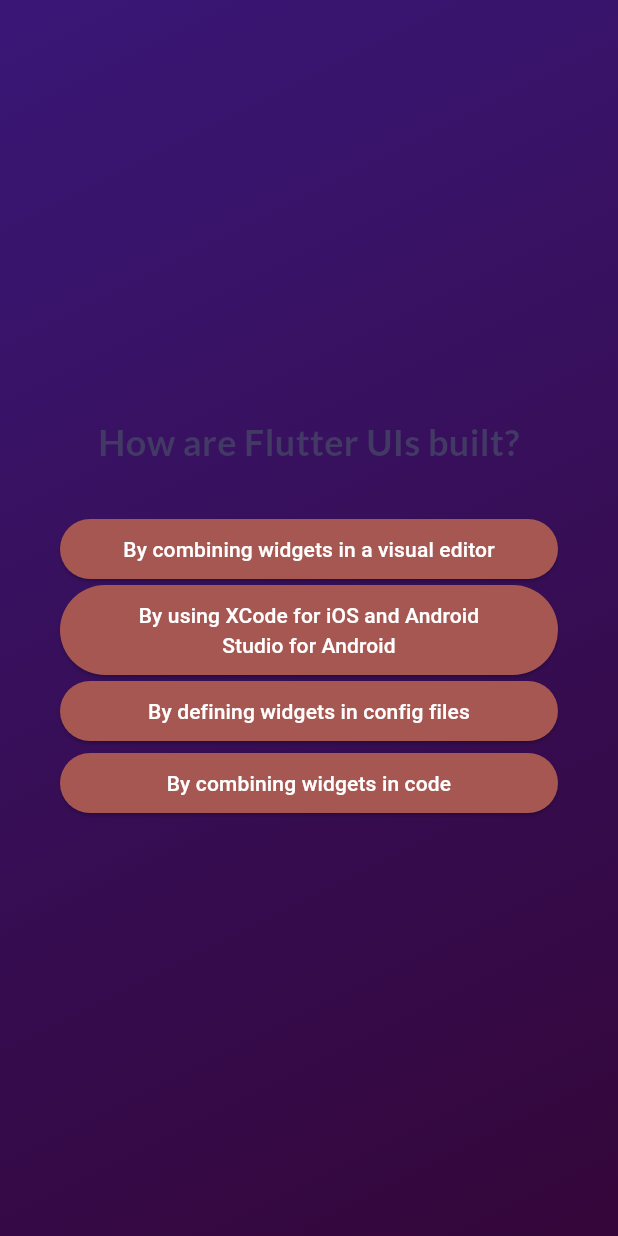
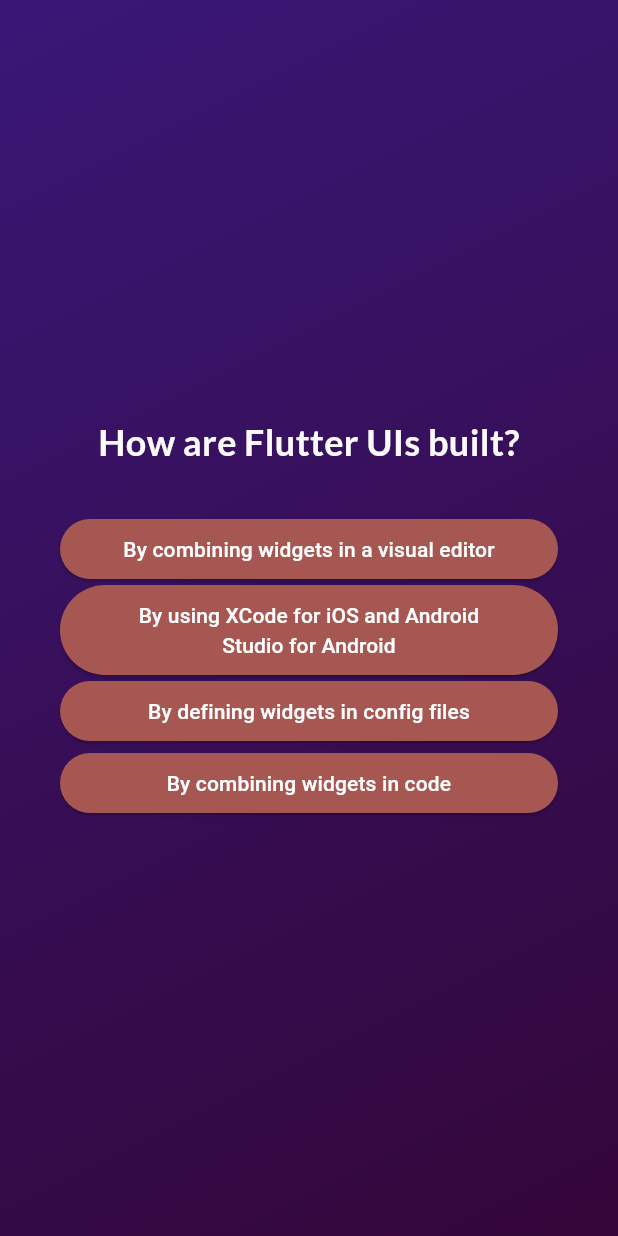
Before and after one commit to CodeCraftersgcuf/Flutter, a Flutter app: the screen it shows after launch, after a tap on "Start Quiz", after a tap on "Components", on a phone screen of 412 x 824 dp. Run offline on Flutter 3.47's test engine with Material 3 defaults, Android fonts, the phone set to English and light mode, and no system bars; our stand-ins replace google_fonts.

Commit message:
Added the result screen. functionality still left.

```diff
--- a/quiz_app/lib/questions_screen.dart
+++ b/quiz_app/lib/questions_screen.dart
@@ -4,7 +4,9 @@ import 'package:first_app/data/questions.dart';
 import 'package:google_fonts/google_fonts.dart';
 
 class QuestionsScreen extends StatefulWidget {
-  const QuestionsScreen({super.key});
+  const QuestionsScreen({super.key, required this.onSelectAnswer});
+
+  final void Function(String answer) onSelectAnswer;
 
   @override
   State<QuestionsScreen> createState() {
@@ -15,7 +17,8 @@ class QuestionsScreen extends StatefulWidget {
 class _QuestionsScreenState extends State<QuestionsScreen> {
   var currentQuestionIndex = 0;
 
-  void answerQuestion() {
+  void answerQuestion(String selectedAnswers) {
+    widget.onSelectAnswer(selectedAnswers);
     setState(() {
       currentQuestionIndex++;
     });
@@ -35,7 +38,7 @@ class _QuestionsScreenState extends State<QuestionsScreen> {
             Text(
               currentQuestion.text,
               style: GoogleFonts.lato(
-                color: const Color.fromARGB(255, 66, 57, 100),
+                color: const Color.fromARGB(255, 250, 250, 250),
                 fontSize: 24,
                 fontWeight: FontWeight.bold,
               ),
@@ -45,7 +48,11 @@ class _QuestionsScreenState extends State<QuestionsScreen> {
               height: 30,
             ),
             ...currentQuestion.getShuffledAnswers().map((item) {
-              return AnswerButton(answerText: item, onTap: answerQuestion);
+              return AnswerButton(
+                  answerText: item,
+                  onTap: () {
+                    answerQuestion(item);
+                  });
             })
           ],
         ),
--- a/quiz_app/lib/quiz.dart
+++ b/quiz_app/lib/quiz.dart
@@ -1,6 +1,8 @@
+import 'package:first_app/data/questions.dart';
 import 'package:first_app/questions_screen.dart';
 import 'package:flutter/material.dart';
 import 'package:first_app/start_screen.dart';
+import 'package:first_app/results_screen.dart';
 
 class Quiz extends StatefulWidget {
   const Quiz({super.key});
@@ -12,8 +14,8 @@ class Quiz extends StatefulWidget {
 }
 
 class _QuizState extends State<Quiz> {
-  // activeScreen is initialized with StartScreen, so it's not null
-  var activeScreen = 'start-screen'; // temporary empty function
+  List<String> selectedAnswers = [];
+  String activeScreen = 'start-screen'; // Temporary initial screen
 
   // Function to switch the screen
   void switchScreen() {
@@ -22,11 +24,36 @@ class _QuizState extends State<Quiz> {
     });
   }
 
+  void chooseAnswers(String answer) {
+    selectedAnswers.add(answer);
+
+    if (selectedAnswers.length == questions.length) {
+      setState(() {
+        activeScreen = 'results-screen';
+      });
+    }
+  }
+
   @override
   Widget build(BuildContext context) {
-    final screenWidget = activeScreen == 'start-screen'
-        ? StartScreen(switchScreen)
-        : const QuestionsScreen();
+    Widget screenWidget;
+
+    // Determine which screen to display based on activeScreen
+    switch (activeScreen) {
+      case 'start-screen':
+        screenWidget = StartScreen(switchScreen);
+        break;
+      case 'questions-screen':
+        screenWidget = QuestionsScreen(
+          onSelectAnswer: chooseAnswers,
+        );
+        break;
+      case 'results-screen':
+        screenWidget = const ResultsScreen();
+        break;
+      default:
+        screenWidget = StartScreen(switchScreen);
+    }
 
     return MaterialApp(
       home: Scaffold(
@@ -41,7 +68,6 @@ class _QuizState extends State<Quiz> {
               end: Alignment.bottomRight,
             ),
           ),
-          // Use the activeScreen without a null check since we initialized it
           child: screenWidget,
         ),
       ),
```
Also changed, not shown: quiz_app/lib/results_screen.dart (added, +36 -0 lines).
